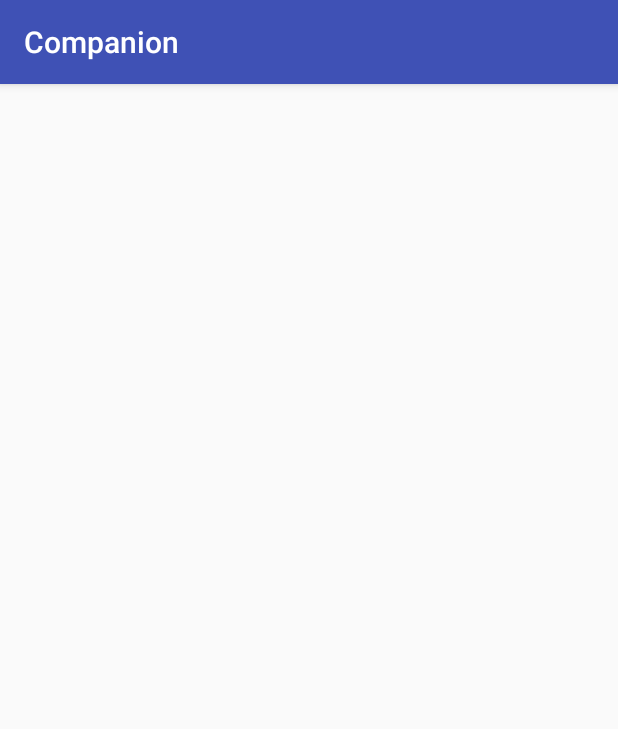
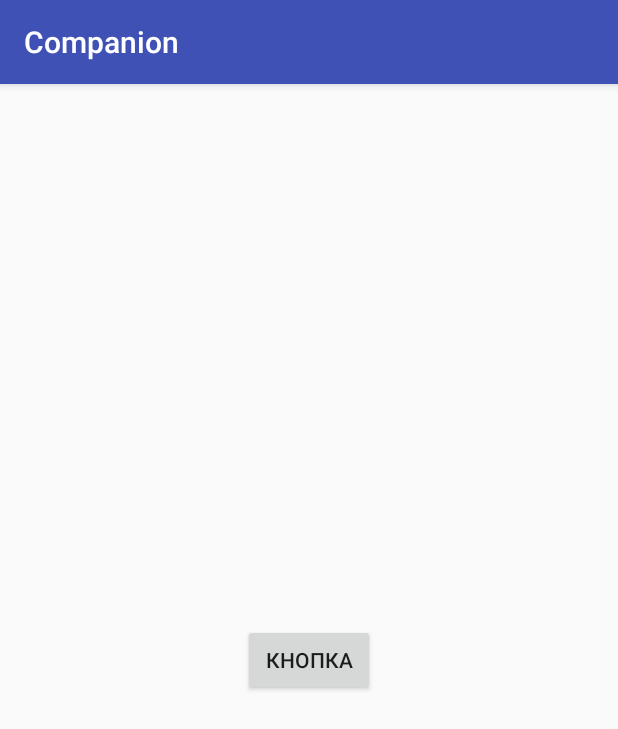
Before and after one commit to VK-Companion/Android, an Android app: the LoginActivity screen opened directly, with no data from a screen before it, on a phone screen of 412 x 824 dp. Shown: the top 729 px of the screen. Run offline under Robolectric (Android 15) with nearby library versions, the phone set to English and light mode, and no system bars; libraries missing offline, so code that uses them is left out: com.arellomobile.mvp, com.vk.sdk.

Commit message:
Add VK login

```diff
--- a/app/build.gradle
+++ b/app/build.gradle
@@ -15,6 +15,9 @@ android {
         testInstrumentationRunner "android.support.test.runner.AndroidJUnitRunner"
     }
     buildTypes {
+        debug {
+            buildConfigField "String", "API_URL", '"http://api-test.togezzer.net/v1/"'
+        }
         release {
             minifyEnabled false
             proguardFiles getDefaultProguardFile('proguard-android.txt'), 'proguard-rules.pro'
@@ -75,6 +78,8 @@ dependencies {
     compile 'com.google.code.gson:gson:2.8.1'
     compile 'com.squareup.okhttp3:logging-interceptor:3.8.0'
     compile 'ru.terrakok.cicerone:cicerone:1.2.1'
+
+    compile 'com.vk:androidsdk:1.6.9'
 }
 repositories {
     mavenCentral()
--- a/app/src/main/AndroidManifest.xml
+++ b/app/src/main/AndroidManifest.xml
@@ -1,6 +1,8 @@
 <?xml version="1.0" encoding="utf-8"?>
 <manifest xmlns:android="http://schemas.android.com/apk/res/android"
     package="ru.companion.lionzxy.companion">
+
+    <uses-permission android:name="android.permission.INTERNET" />
 
     <application
         android:name=".app.App"
@@ -19,6 +21,10 @@
         </activity>
 
         <activity android:name=".ui.login.view.LoginActivity" />
+        <activity
+            android:name="com.vk.sdk.VKServiceActivity"
+            android:label="ServiceActivity"
+            android:theme="@style/VK.Transparent" />
     </application>
 
 </manifest>
--- /dev/null
+++ b/app/src/main/java/ru/companion/lionzxy/companion/data/network/AuthService.kt
@@ -0,0 +1,5 @@
+package ru.companion.lionzxy.companion.data.network
+
+interface AuthService {
+    fun login()
+}
--- a/app/src/main/java/ru/companion/lionzxy/companion/ui/login/view/LoginActivity.kt
+++ b/app/src/main/java/ru/companion/lionzxy/companion/ui/login/view/LoginActivity.kt
@@ -1,10 +1,22 @@
 package ru.companion.lionzxy.companion.ui.login.view
 
+import android.app.ProgressDialog
+import android.content.Intent
+import android.opengl.Visibility
 import android.os.Bundle
+import android.view.View
 import com.arellomobile.mvp.MvpAppCompatActivity
 import com.arellomobile.mvp.presenter.InjectPresenter
+import com.vk.sdk.VKAccessToken
+import com.vk.sdk.VKCallback
+import com.vk.sdk.VKSdk
+import com.vk.sdk.api.VKError
+import kotlinx.android.synthetic.main.activity_login.*
 import ru.companion.lionzxy.companion.R
 import ru.companion.lionzxy.companion.ui.login.presenter.LoginPresenter
+import ru.companion.lionzxy.companion.utils.toast
+
+
 
 class LoginActivity : MvpAppCompatActivity(), LoginView {
     @InjectPresenter
@@ -12,6 +24,34 @@ class LoginActivity : MvpAppCompatActivity(), LoginView {
 
     override fun onCreate(savedInstanceState: Bundle?) {
         super.onCreate(savedInstanceState)
-        //TODO
+        setContentView(R.layout.activity_login)
+        vk_login.setOnClickListener { VKSdk.login(this@LoginActivity) }
     }
+
+    override fun onActivityResult(requestCode: Int, resultCode: Int, data: Intent) {
+        super.onActivityResult(requestCode, resultCode, data)
+        if (!VKSdk.onActivityResult(requestCode, resultCode, data, object : VKCallback<VKAccessToken> {
+            override fun onResult(res: VKAccessToken) {
+                presenter.onVkApiTokenGet(res.accessToken)
+            }
+
+            override fun onError(error: VKError) {
+                toast(error.toString())
+            }
+
+        })) else {
+            super.onActivityResult(requestCode, resultCode, data)
+        }
+    }
+
+    override fun showProgressDialog() {
+        content.visibility = View.GONE
+        progress_bar.visibility = View.VISIBLE
+    }
+
+    override fun hideProgressDialog() {
+        content.visibility = View.VISIBLE
+        progress_bar.visibility = View.GONE
+    }
+
 }
--- a/app/src/main/java/ru/companion/lionzxy/companion/ui/login/view/LoginView.kt
+++ b/app/src/main/java/ru/companion/lionzxy/companion/ui/login/view/LoginView.kt
@@ -1,6 +1,11 @@
 package ru.companion.lionzxy.companion.ui.login.view
 
 import com.arellomobile.mvp.MvpView
+import com.arellomobile.mvp.viewstate.strategy.AddToEndSingleStrategy
+import com.arellomobile.mvp.viewstate.strategy.StateStrategyType
 
-
-interface LoginView: MvpView
+@StateStrategyType(AddToEndSingleStrategy::class)
+interface LoginView : MvpView {
+    fun showProgressDialog()
+    fun hideProgressDialog()
+}
--- a/app/src/main/res/layout/activity_login.xml
+++ b/app/src/main/res/layout/activity_login.xml
@@ -1,6 +1,27 @@
 <?xml version="1.0" encoding="utf-8"?>
-<LinearLayout xmlns:android="http://schemas.android.com/apk/res/android"
+<RelativeLayout xmlns:android="http://schemas.android.com/apk/res/android"
     android:layout_width="match_parent"
     android:layout_height="match_parent">
 
-</LinearLayout>
+    <LinearLayout
+        android:id="@+id/content"
+        android:layout_width="wrap_content"
+        android:layout_height="wrap_content"
+        android:layout_centerInParent="true"
+        android:orientation="vertical">
+
+        <Button
+            android:id="@+id/vk_login"
+            android:layout_width="wrap_content"
+            android:layout_height="wrap_content"
+            android:text="КНОПКА" />
+    </LinearLayout>
+
+    <ProgressBar
+        android:id="@+id/progress_bar"
+        android:visibility="gone"
+        android:layout_width="wrap_content"
+        android:layout_height="wrap_content"
+        android:layout_centerInParent="true" />
+
+</RelativeLayout>
--- /dev/null
+++ b/app/src/main/res/values/integers.xml
@@ -0,0 +1,4 @@
+<?xml version="1.0" encoding="utf-8"?>
+<resources>
+    <integer name="com_vk_sdk_AppId">6227861</integer>
+</resources>
```
Also changed, not shown: app/src/main/java/ru/companion/lionzxy/companion/app/App.kt (+12 -0 lines), app/src/main/java/ru/companion/lionzxy/companion/app/handlers/AccessTokenHandler.kt (added, +11 -0 lines), app/src/main/java/ru/companion/lionzxy/companion/dagger/app/AppModule.kt (+36 -0 lines), app/src/main/java/ru/companion/lionzxy/companion/ui/login/presenter/LoginPresenter.kt (+9 -1 lines), app/src/main/java/ru/companion/lionzxy/companion/utils/Extensions.kt (added, +8 -0 lines).
